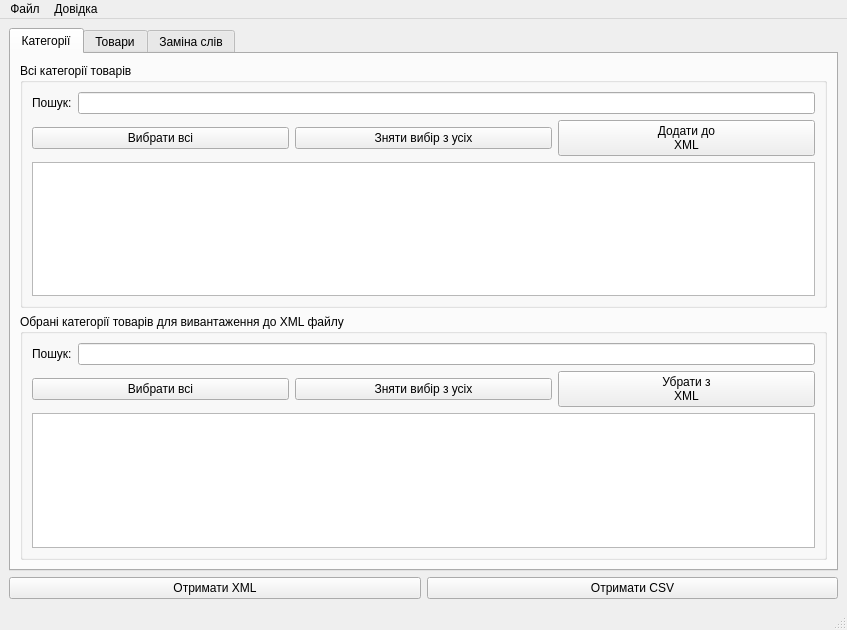
The window that mainwindow.ui (coolrich/xml-feed-editor) describes before a commit, drawn with Qt 5.
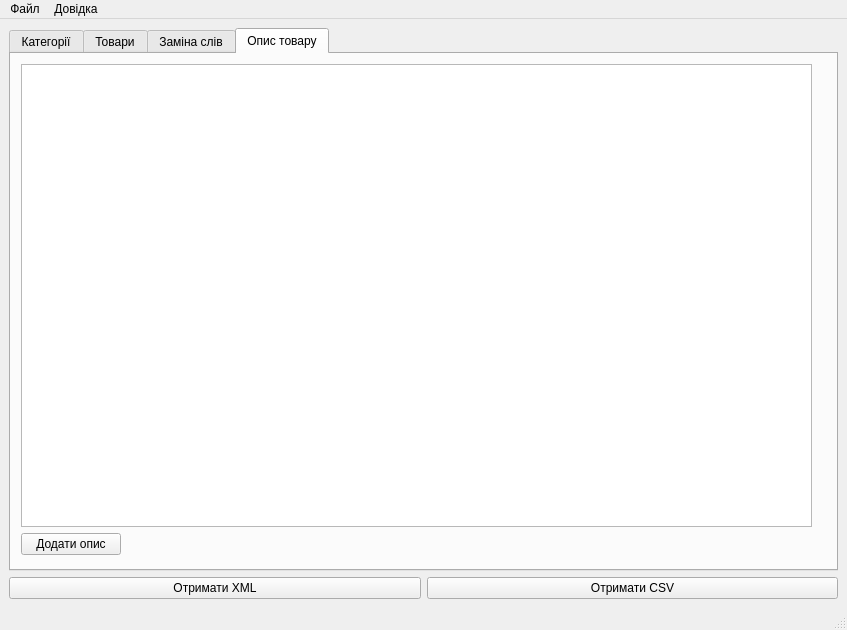
The same window after the commit.

Commit message: Stage of the fixing bugs and adding new features: - Adding a feature that allows to paste a description to each offer's description element. #offer #description #newfeature

The edit to the form file:
```diff
--- a/mainwindow.ui
+++ b/mainwindow.ui
@@ -23,7 +23,7 @@
       <item>
        <widget class="QTabWidget" name="tabWidget">
         <property name="currentIndex">
-         <number>0</number>
+         <number>3</number>
         </property>
         <widget class="QWidget" name="tab">
          <attribute name="title">
@@ -796,6 +796,39 @@
           </item>
          </layout>
         </widget>
+        <widget class="QWidget" name="tab_4">
+         <attribute name="title">
+          <string>Опис товару</string>
+         </attribute>
+         <widget class="QWidget" name="">
+          <property name="geometry">
+           <rect>
+            <x>10</x>
+            <y>10</y>
+            <width>791</width>
+            <height>491</height>
+           </rect>
+          </property>
+          <layout class="QGridLayout" name="gridLayout_2">
+           <item row="0" column="0">
+            <widget class="QPlainTextEdit" name="offer_decription_plain_text_edit"/>
+           </item>
+           <item row="1" column="0">
+            <widget class="QPushButton" name="add_description_push_button">
+             <property name="maximumSize">
+              <size>
+               <width>100</width>
+               <height>16777215</height>
+              </size>
+             </property>
+             <property name="text">
+              <string>Додати опис</string>
+             </property>
+            </widget>
+           </item>
+          </layout>
+         </widget>
+        </widget>
        </widget>
       </item>
       <item>
```
Left out of the diff: 6 changed lines with no effect on the pictures. The commit also changes 2 other files.
